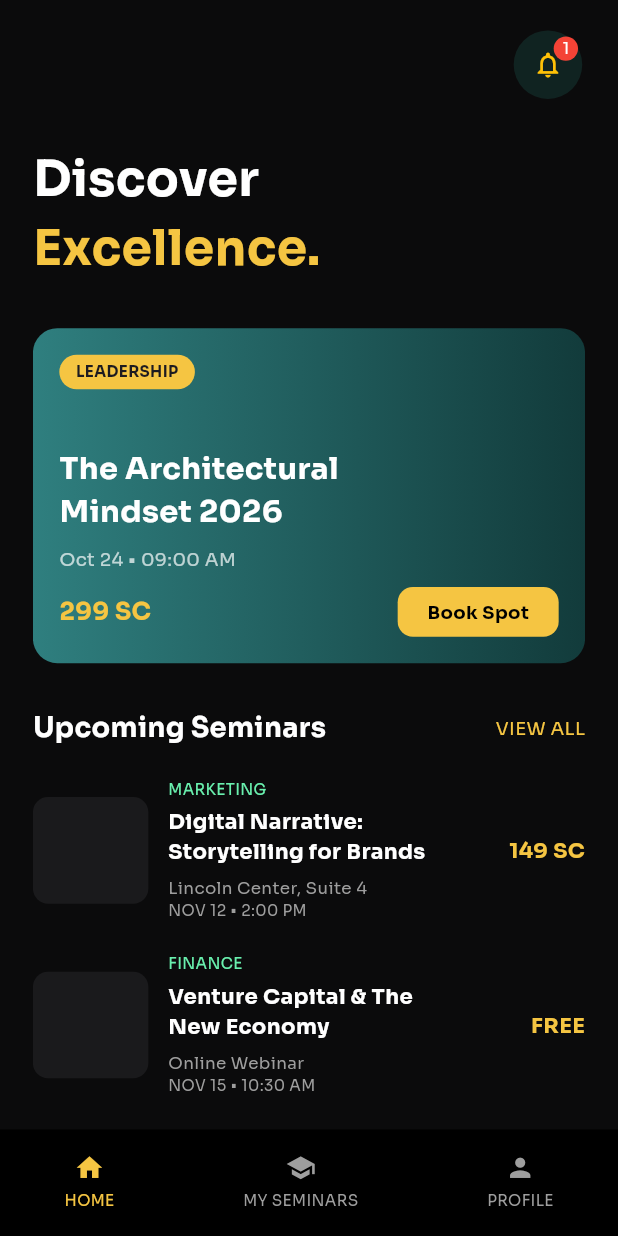
After one commit to Mrsamase/SamasePro, a Flutter app: the HomePage screen opened directly, on a phone screen of 412 x 824 dp. The commit adds this screen. Run offline on Flutter 3.47's test engine with Material 3 defaults, Android fonts, the phone set to English and light mode, and no system bars; our stand-ins replace flutter_screenutil, google_fonts.

Commit message:
Updated home page and seminar navigation

```diff
--- /dev/null
+++ b/lib/home_page.dart
@@ -0,0 +1,345 @@
+import 'package:flutter/material.dart';
+import 'package:flutter_screenutil/flutter_screenutil.dart';
+import 'package:google_fonts/google_fonts.dart';
+
+class HomePage extends StatelessWidget {
+  const HomePage({super.key});
+
+  @override
+  Widget build(BuildContext context) {
+    return Scaffold(
+      backgroundColor: const Color(0xFF0B0B0C),
+      extendBody: true,
+      body: SafeArea(
+        child: Padding(
+          padding: EdgeInsets.symmetric(horizontal: 20.w),
+          child: SingleChildScrollView(
+            child: Column(
+              crossAxisAlignment: CrossAxisAlignment.start,
+              children: [
+                SizedBox(height: 20.h),
+
+                /// 🔔 TOP BAR
+                Row(
+                  mainAxisAlignment: MainAxisAlignment.spaceBetween,
+                  children: [
+                    SizedBox(),
+                    Stack(
+                      children: [
+                        Container(
+                          width: 45.w,
+                          height: 45.h,
+                          decoration: BoxDecoration(
+                            shape: BoxShape.circle,
+                            color: const Color(0xFF102321),
+                          ),
+                          child: Icon(
+                            Icons.notifications_none,
+                            color: Colors.amber,
+                            size: 20.sp,
+                          ),
+                        ),
+                        Positioned(
+                          right: 4,
+                          top: 4,
+                          child: Container(
+                            width: 16.w,
+                            height: 16.h,
+                            decoration: const BoxDecoration(
+                              color: Colors.red,
+                              shape: BoxShape.circle,
+                            ),
+                            child: Center(
+                              child: Text(
+                                "1",
+                                style: TextStyle(
+                                  color: Colors.white,
+                                  fontSize: 10.sp,
+                                ),
+                              ),
+                            ),
+                          ),
+                        ),
+                      ],
+                    ),
+                  ],
+                ),
+
+                SizedBox(height: 30.h),
+
+                /// 📝 TITLE
+                Text(
+                  "Discover",
+                  style: GoogleFonts.sora(
+                    color: Colors.white,
+                    fontSize: 32.sp,
+                    fontWeight: FontWeight.bold,
+                  ),
+                ),
+                Text(
+                  "Excellence.",
+                  style: GoogleFonts.sora(
+                    color: const Color(0xFFF5C542),
+                    fontSize: 32.sp,
+                    fontWeight: FontWeight.bold,
+                  ),
+                ),
+
+                SizedBox(height: 30.h),
+
+                /// 🎯 FEATURED CARD
+                _featuredCard(),
+
+                SizedBox(height: 30.h),
+
+                /// 📚 UPCOMING HEADER
+                Row(
+                  mainAxisAlignment: MainAxisAlignment.spaceBetween,
+                  children: [
+                    Text(
+                      "Upcoming Seminars",
+                      style: GoogleFonts.sora(
+                        color: Colors.white,
+                        fontSize: 18.sp,
+                        fontWeight: FontWeight.bold,
+                      ),
+                    ),
+                    Text(
+                      "VIEW ALL",
+                      style: GoogleFonts.sora(
+                        color: const Color(0xFFF5C542),
+                        fontSize: 12.sp,
+                      ),
+                    ),
+                  ],
+                ),
+
+                SizedBox(height: 20.h),
+
+                /// 📋 LIST
+                _seminarItem(
+                  title: "Digital Narrative:\nStorytelling for Brands",
+                  category: "MARKETING",
+                  price: "149 SC",
+                  location: "Lincoln Center, Suite 4",
+                  time: "NOV 12 • 2:00 PM",
+                ),
+
+                _seminarItem(
+                  title: "Venture Capital & The\nNew Economy",
+                  category: "FINANCE",
+                  price: "FREE",
+                  location: "Online Webinar",
+                  time: "NOV 15 • 10:30 AM",
+                ),
+
+                _seminarItem(
+                  title: "Advanced UX Dynamics in\n2026",
+                  category: "DESIGN",
+                  price: "199 SC",
+                  location: "Grand Hall, Brooklyn",
+                  time: "DEC 01 • 1:00 PM",
+                ),
+
+                SizedBox(height: 80.h),
+              ],
+            ),
+          ),
+        ),
+      ),
+
+      /// 🔻 BOTTOM NAV
+      bottomNavigationBar: _bottomNav(),
+    );
+  }
+
+  /// 🔶 FEATURED CARD
+  Widget _featuredCard() {
+    return Container(
+      width: double.infinity,
+      height: 220.h,
+      padding: EdgeInsets.all(16.w),
+      decoration: BoxDecoration(
+        borderRadius: BorderRadius.circular(16.r),
+        gradient: const LinearGradient(
+          colors: [Color(0xFF2F7F7F), Color(0xFF123B3B)],
+        ),
+      ),
+      child: Column(
+        crossAxisAlignment: CrossAxisAlignment.start,
+        children: [
+          Container(
+            padding: EdgeInsets.symmetric(horizontal: 10.w, vertical: 4.h),
+            decoration: BoxDecoration(
+              color: const Color(0xFFF5C542),
+              borderRadius: BorderRadius.circular(20.r),
+            ),
+            child: Text(
+              "LEADERSHIP",
+              style: GoogleFonts.sora(
+                fontSize: 10.sp,
+                fontWeight: FontWeight.bold,
+              ),
+            ),
+          ),
+
+          Spacer(),
+
+          Text(
+            "The Architectural\nMindset 2026",
+            style: GoogleFonts.sora(
+              color: Colors.white,
+              fontSize: 20.sp,
+              fontWeight: FontWeight.bold,
+            ),
+          ),
+
+          SizedBox(height: 8.h),
+
+          Text(
+            "Oct 24 • 09:00 AM",
+            style: GoogleFonts.sora(color: Colors.white70, fontSize: 12.sp),
+          ),
+
+          SizedBox(height: 10.h),
+
+          Row(
+            mainAxisAlignment: MainAxisAlignment.spaceBetween,
+            children: [
+              Text(
+                "299 SC",
+                style: GoogleFonts.sora(
+                  color: const Color(0xFFF5C542),
+                  fontSize: 16.sp,
+                  fontWeight: FontWeight.bold,
+                ),
+              ),
+
+              Container(
+                padding: EdgeInsets.symmetric(horizontal: 18.w, vertical: 8.h),
+                decoration: BoxDecoration(
+                  color: const Color(0xFFF5C542),
+                  borderRadius: BorderRadius.circular(10.r),
+                ),
+                child: Text(
+                  "Book Spot",
+                  style: GoogleFonts.sora(
+                    color: Colors.black,
+                    fontSize: 12.sp,
+                    fontWeight: FontWeight.bold,
+                  ),
+                ),
+              ),
+            ],
+          ),
+        ],
+      ),
+    );
+  }
+
+  /// 📋 SEMINAR ITEM
+  Widget _seminarItem({
+    required String title,
+    required String category,
+    required String price,
+    required String location,
+    required String time,
+  }) {
+    return Padding(
+      padding: EdgeInsets.only(bottom: 20.h),
+      child: Row(
+        children: [
+          Container(
+            width: 70.w,
+            height: 70.h,
+            decoration: BoxDecoration(
+              color: const Color(0xFF1A1A1C),
+              borderRadius: BorderRadius.circular(10.r),
+            ),
+          ),
+
+          SizedBox(width: 12.w),
+
+          Expanded(
+            child: Column(
+              crossAxisAlignment: CrossAxisAlignment.start,
+              children: [
+                Text(
+                  category,
+                  style: GoogleFonts.sora(
+                    color: Colors.greenAccent,
+                    fontSize: 10.sp,
+                  ),
+                ),
+                SizedBox(height: 4.h),
+                Text(
+                  title,
+                  style: GoogleFonts.sora(
+                    color: Colors.white,
+                    fontSize: 14.sp,
+                    fontWeight: FontWeight.bold,
+                  ),
+                ),
+                SizedBox(height: 6.h),
+                Text(
+                  location,
+                  style: GoogleFonts.sora(color: Colors.grey, fontSize: 11.sp),
+                ),
+                Text(
+                  time,
+                  style: GoogleFonts.sora(color: Colors.grey, fontSize: 10.sp),
+                ),
+              ],
+            ),
+          ),
+
+          Text(
+            price,
+            style: GoogleFonts.sora(
+              color: const Color(0xFFF5C542),
+              fontSize: 14.sp,
+              fontWeight: FontWeight.bold,
+            ),
+          ),
+        ],
+      ),
+    );
+  }
+
+  /// 🔻 BOTTOM NAV
+  Widget _bottomNav() {
+    return Container(
+      height: 70.h,
+      decoration: const BoxDecoration(color: Colors.black),
+      child: Row(
+        mainAxisAlignment: MainAxisAlignment.spaceAround,
+        children: [
+          _navItem(Icons.home, "HOME", true),
+          _navItem(Icons.school, "MY SEMINARS", false),
+          _navItem(Icons.person, "PROFILE", false),
+        ],
+      ),
+    );
+  }
+
+  Widget _navItem(IconData icon, String label, bool active) {
+    return Column(
+      mainAxisAlignment: MainAxisAlignment.center,
+      children: [
+        Icon(
+          icon,
+          color: active ? const Color(0xFFF5C542) : Colors.grey,
+          size: 20.sp,
+        ),
+        SizedBox(height: 4.h),
+        Text(
+          label,
+          style: GoogleFonts.sora(
+            color: active ? const Color(0xFFF5C542) : Colors.grey,
+            fontSize: 10.sp,
+          ),
+        ),
+      ],
+    );
+  }
+}
--- /dev/null
+++ b/lib/my_seminar_page.dart
@@ -0,0 +1,87 @@
+import 'package:flutter/material.dart';
+import 'package:flutter_screenutil/flutter_screenutil.dart';
+import 'package:google_fonts/google_fonts.dart';
+
+class MySeminarsPage extends StatelessWidget {
+  const MySeminarsPage({super.key});
+
+  @override
+  Widget build(BuildContext context) {
+    return SafeArea(
+      child: Padding(
+        padding: EdgeInsets.symmetric(horizontal: 20.w),
+        child: SingleChildScrollView(
+          child: Column(
+            crossAxisAlignment: CrossAxisAlignment.start,
+            children: [
+              SizedBox(height: 20.h),
+
+              /// TITLE
+              Text(
+                "My Seminars",
+                style: GoogleFonts.sora(
+                  color: Colors.white,
+                  fontSize: 28.sp,
+                  fontWeight: FontWeight.bold,
+                ),
+              ),
+
+              SizedBox(height: 20.h),
+
+              Container(
+                padding: EdgeInsets.all(16.w),
+                decoration: BoxDecoration(
+                  color: const Color(0xFF1A1A1A),
+                  borderRadius: BorderRadius.circular(16.r),
+                ),
+                child: Column(
+                  crossAxisAlignment: CrossAxisAlignment.start,
+                  children: [
+                    Text(
+                      "Modern Leadership Architecture",
+                      style: GoogleFonts.sora(
+                        color: Colors.white,
+                        fontSize: 16.sp,
+                        fontWeight: FontWeight.bold,
+                      ),
+                    ),
+                    SizedBox(height: 10.h),
+                    Text(
+                      "Oct 24, 2026 • 09:00 AM",
+                      style: GoogleFonts.sora(color: Colors.white70),
+                    ),
+                  ],
+                ),
+              ),
+
+              SizedBox(height: 30.h),
+
+              Center(
+                child: Column(
+                  children: [
+                    Container(
+                      height: 150.h,
+                      width: 150.h,
+                      color: Colors.white,
+                      child: const Icon(Icons.qr_code, size: 80),
+                    ),
+                    SizedBox(height: 10.h),
+                    Text(
+                      "SP-992-KMP",
+                      style: GoogleFonts.sora(
+                        color: Colors.amber,
+                        fontSize: 18.sp,
+                      ),
+                    ),
+                  ],
+                ),
+              ),
+
+              SizedBox(height: 50.h),
+            ],
+          ),
+        ),
+      ),
+    );
+  }
+}
--- a/lib/selected_path_screen.dart
+++ b/lib/selected_path_screen.dart
@@ -1,6 +1,7 @@
 import 'package:flutter/material.dart';
 import 'package:flutter_screenutil/flutter_screenutil.dart';
 import 'package:google_fonts/google_fonts.dart';
+import 'package:rio_labs/home_Page.dart';
 
 class SelectPathScreen extends StatefulWidget {
   const SelectPathScreen({super.key});
@@ -78,7 +79,14 @@ class _SelectPathScreenState extends State<SelectPathScreen> {
             const Spacer(),
 
             /// Continue Button
-            Container(
+            GestureDetector(
+              onTap: () {
+                Navigator.push(
+                  context,
+                  MaterialPageRoute(builder: (context) => HomePage()),
+                );
+              },
+              child: Container(
                 width: double.infinity,
                 height: 55.h,
                 decoration: BoxDecoration(
@@ -93,6 +101,7 @@ class _SelectPathScreenState extends State<SelectPathScreen> {
                     fontWeight: FontWeight.w600,
                     color: Colors.black,
                     letterSpacing: 1.5,
+                  ),
                 ),
               ),
             ),
--- a/lib/splash_screen.dart
+++ b/lib/splash_screen.dart
@@ -72,13 +72,14 @@ class _SplashScreenState extends State<SplashScreen> {
               SizedBox(height: 70.h),
 
               /// 🔹 Progress Bar Section
-              SizedBox(
+              Center(
+                child: SizedBox(
                   width: 250.w,
                   child: Column(
                     crossAxisAlignment: CrossAxisAlignment.start,
                     children: [
                       SizedBox(
-                      width: 210.w,
+
                         child: ClipRRect(
                           borderRadius: BorderRadius.circular(15.r),
                           child: LinearProgressIndicator(
@@ -106,6 +107,7 @@ class _SplashScreenState extends State<SplashScreen> {
                     ],
                   ),
                 ),
+              ),
             ],
           ),
         ),
```
Lines whose indentation alone changed are shown as unchanged.
